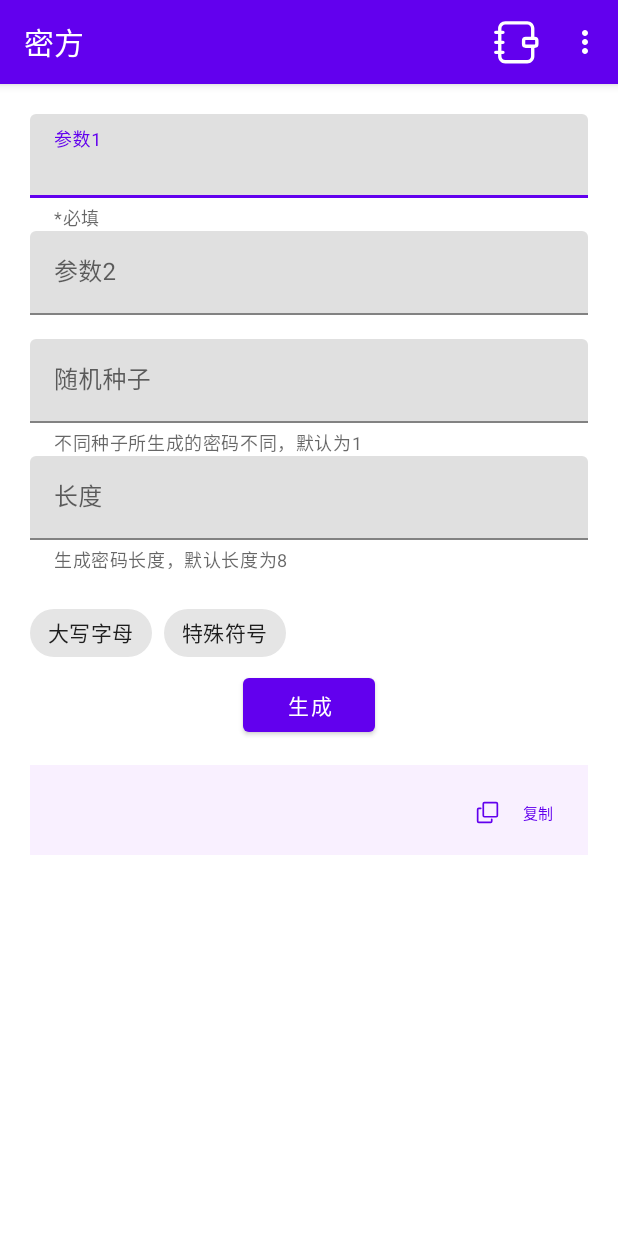
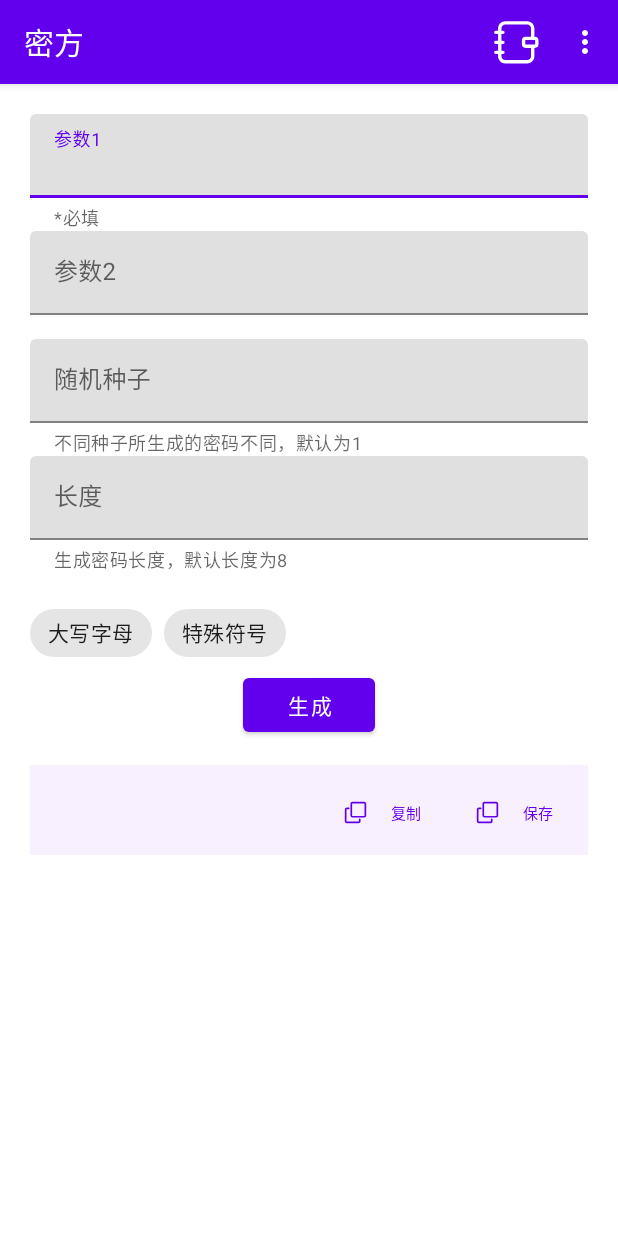
Before and after one commit to Daniel-Why/MyPassWord, an Android app: the MyPwdMainActivity screen opened directly, with no data from a screen before it, after a tap on "生成", on a phone screen of 412 x 824 dp. Run offline under Robolectric (Android 15) with nearby library versions, the phone set to English and light mode, and no system bars; libraries missing offline, so code that uses them is left out: org.apache.commons; 1 statement that could not run was skipped.

Commit message:
- 新增保存弹窗部分，未完全完成

```diff
--- a/app/src/main/java/dan/fatzero/mypassword/MyPwdMainActivity.java
+++ b/app/src/main/java/dan/fatzero/mypassword/MyPwdMainActivity.java
@@ -5,6 +5,7 @@ import android.content.ClipboardManager;
 import android.content.Context;
 import android.content.Intent;
 import android.os.Bundle;
+import android.util.Log;
 import android.view.Menu;
 import android.view.MenuItem;
 import android.view.inputmethod.InputMethodManager;
@@ -18,9 +19,14 @@ import androidx.appcompat.app.AppCompatActivity;
 import com.google.android.material.appbar.MaterialToolbar;
 import com.google.android.material.chip.Chip;
 
+import java.util.ArrayList;
+import java.util.List;
+
 public class MyPwdMainActivity extends AppCompatActivity {
 
 private GeneratePassword generatePassword;
+private List data_list;
+
 
 
     @Override
@@ -35,12 +41,15 @@ private GeneratePassword generatePassword;
         Button generate_button=  findViewById(R.id.generate_button);
         TextView generate_pwd = findViewById(R.id.generate_pwd);
         Button copy_button = findViewById(R.id.copyButton);
+        Button save_button = findViewById(R.id.saveButton);
         Chip setPwdCaps = findViewById(R.id.setPwdCaps);
         Chip setPwdSpeChar = findViewById(R.id.setPwdSpeChar);
         MaterialToolbar materialToolbar = findViewById(R.id.topAppBar);
         setSupportActionBar(materialToolbar);
 
 
+
+        // 调用生成密码类
         generatePassword = new GeneratePassword();
 
         //生成密码
@@ -54,10 +63,13 @@ private GeneratePassword generatePassword;
             String pwdArg2 = setPwsArg2.getText().toString();
             String pwdSeed = setPwsSeed.getText().toString();
             String pwdLen= setPwsLen.getText().toString();
-            int pwdSeed_num ;
-            int pwdLen_num ;
+
+            int alg_id;
+            int pwdLen_num;
+            int pwdSeed_num;
             int pwdCaps;
             int pwdSpeChar;
+            String[] args;
 
             // ”大写字母“ 复选框是否开启
             if(setPwdCaps.isChecked()){
@@ -87,16 +99,32 @@ private GeneratePassword generatePassword;
                 pwdLen_num = 8;
             }
 
-            String[] args = {pwdArg1,pwdArg2};
-            String pwdRaw = generatePassword.main(1,pwdLen_num,pwdSeed_num,pwdCaps,pwdSpeChar,args);
+            args = new String[]{pwdArg1, pwdArg2};
+            alg_id = 1;//算法id,当前只有一个算法，默认取1
+            String pwdRaw = generatePassword.main(alg_id,pwdLen_num,pwdSeed_num,pwdCaps,pwdSpeChar,args);
            //String pwdRaw = generatePwd.main(1,pwdLen_num,pwdSeed_num,pwdCaps,pwdSpeChar,args);
             generate_pwd.setText(pwdRaw);
             Toast.makeText(MyPwdMainActivity.this, "密码已生成", Toast.LENGTH_SHORT).show();
+
+            data_list = new ArrayList<Integer>();
+            data_list.add(alg_id);
+            data_list.add(pwdLen_num);
+            data_list.add(pwdSeed_num);
+            data_list.add(pwdCaps);
+            data_list.add(pwdSpeChar);
+            //data_list.add(args);
+
+            Log.d("SPD", "1:"+data_list);
         });
 
         copy_button.setOnClickListener(view -> {
             Utils.copyToClipboard(this,generate_pwd.getText().toString());
             Toast.makeText(MyPwdMainActivity.this,"复制完成",Toast.LENGTH_SHORT).show();
+        });
+
+        save_button.setOnClickListener(view -> {
+            Log.d("SPD", "2:" + data_list);
+            popSavePwdDialog("保存密码","密码将保存至密码本", (ArrayList<Integer>) data_list);
         });
 
 
@@ -155,4 +183,16 @@ private GeneratePassword generatePassword;
         return true;
     }
 
+    // Dialog 保存密码
+    private void popSavePwdDialog(String title, String content,ArrayList<Integer>  data_list) {
+        SavePwdDialog dialog = new SavePwdDialog();
+        Bundle bundle = new Bundle();
+        bundle.putString(SavePwdDialog.K_TITLE, title);
+        bundle.putString(SavePwdDialog.K_CONTENT, content);
+        bundle.putIntegerArrayList("data_list",data_list);
+        dialog.setArguments(bundle);
+        dialog.show(getSupportFragmentManager(), "one-tag");
+        dialog.setStateListener(dialog::dismiss);
     }
+
+    }
--- a/app/src/main/res/layout/activity_my_pwd_main.xml
+++ b/app/src/main/res/layout/activity_my_pwd_main.xml
@@ -156,6 +156,16 @@
                         android:textSize="10sp"
                         app:iconSize="18dp"
                         />
+                    <Button
+                        style="@style/Widget.Material3.Button.TextButton"
+                        android:id="@+id/saveButton"
+                        android:layout_width="wrap_content"
+                        android:layout_height="wrap_content"
+                        android:text="保存"
+                        app:icon="@drawable/ic_copy"
+                        android:textSize="10sp"
+                        app:iconSize="18dp"
+                        />
 
                 </LinearLayout>
 
```
Also changed, not shown: app/src/main/java/dan/fatzero/mypassword/NotebookActivity.java (+6 -1 lines), app/src/main/java/dan/fatzero/mypassword/SavePwdDialog.java (added, +84 -0 lines), app/src/main/res/layout/dialog_save_pwd.xml (added, +50 -0 lines), app/src/main/res/layout/activity_notebook.xml (line endings or trailing spaces).
